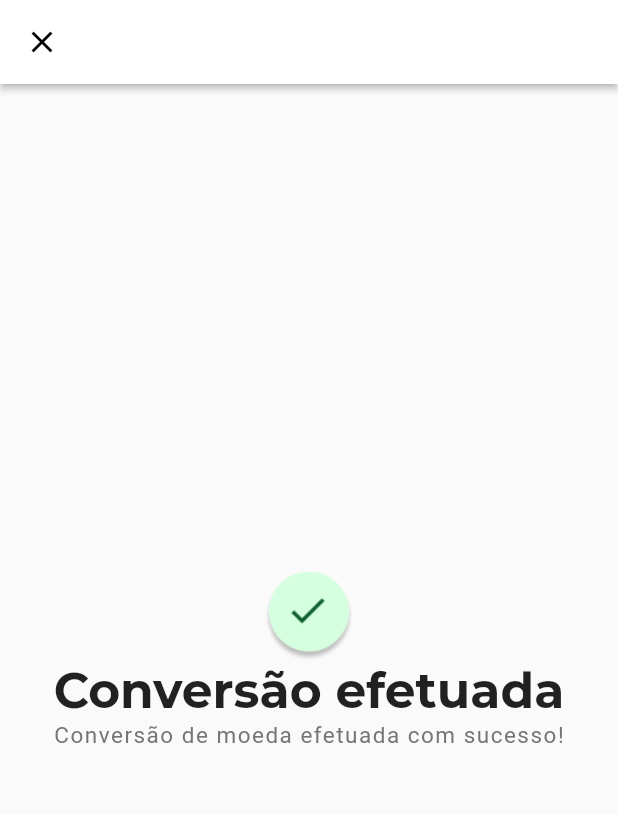
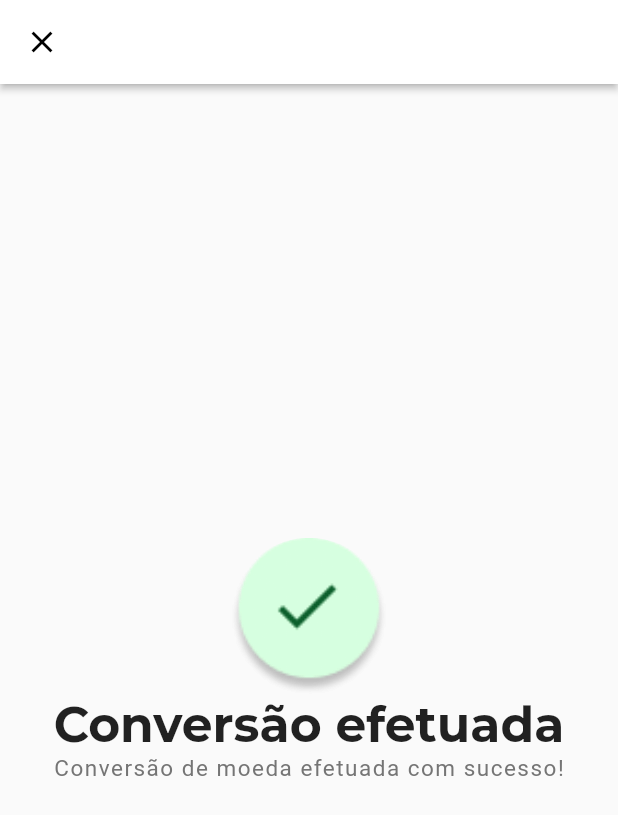
Before and after one commit to guilhermemaiawarren/cryptos_project, a Flutter app: the RevisionPage screen opened directly with empty values, after a tap on "Concluir", on a phone screen of 412 x 824 dp. Shown: the top 815 px of the screen. Run offline on Flutter 3.47's test engine with Material 2 defaults, Android fonts, the phone set to English and light mode, and no system bars; drawn by our look-alikes of auto_size_text; our stand-ins replace decimal, dio, fl_chart, hooks_riverpod, loading_animation_widget; network calls fail.

Commit message:
feat: changing animation

```diff
--- a/lib/details/widgets/change_day_button.dart
+++ b/lib/details/widgets/change_day_button.dart
@@ -15,7 +15,7 @@ class ChangeDayButton extends HookConsumerWidget {
   Widget build(BuildContext context, WidgetRef ref) {
     var graphDays = ref.watch(daysProvider.state).state;
 
-    return InkWell(
+    return GestureDetector(
       onTap: () async {
         ref.read(daysProvider.state).state = days;
       },
@@ -30,11 +30,8 @@ class ChangeDayButton extends HookConsumerWidget {
           horizontal: 10,
           vertical: 10,
         ),
-        margin: const EdgeInsets.symmetric(
-          horizontal: 5,
-        ),
         child: Text(
-          days == 1 ? '24H' : '${days}D',
+          '${days}D',
           style: TextStyle(
             color: graphDays == days ? Colors.black : Colors.grey.shade500,
             letterSpacing: 0.5,
--- a/lib/details/widgets/graph_details.dart
+++ b/lib/details/widgets/graph_details.dart
@@ -23,7 +23,7 @@ class _$GraphDetailsState extends ConsumerState<GraphDetails> {
     return Padding(
       padding: const EdgeInsets.symmetric(horizontal: 30, vertical: 20),
       child: AspectRatio(
-        aspectRatio: 1.7,
+        aspectRatio: 16/5,
         child: LineChart(
           LineChartData(
             lineTouchData: LineTouchData(
--- a/lib/revision/revision_page.dart
+++ b/lib/review/review_page.dart
@@ -5,7 +5,6 @@ import 'package:projeto_criptos/shared/templates/app_assets.dart';
 import 'package:projeto_criptos/shared/templates/model_app_bar.dart';
 import 'package:projeto_criptos/shared/templates/warren_button.dart';
 
-import 'confirmed_conversion_page.dart';
 
 class RevisionPage extends StatelessWidget {
   const RevisionPage({
@@ -73,23 +72,9 @@ class RevisionPage extends StatelessWidget {
                   Expanded(
                     child: WarrenButton(
                       onPressed: () {
-                        Navigator.pushReplacement(
+                        Navigator.pushReplacementNamed(
                           context,
-                          PageRouteBuilder(
-                            transitionDuration: const Duration(milliseconds: 250),
-                            transitionsBuilder:
-                                (context, animation, secondaryAnimation, child) {
-                              animation = ProxyAnimation(animation);
-                              return ScaleTransition(
-                                scale: animation,
-                                alignment: Alignment.center,
-                                child: child,
-                              );
-                            },
-                            pageBuilder: (context, animation, animation2) {
-                              return const ConfirmedConversionPage();
-                            },
-                          ),
+                          '/success'
                         );
                       },
                       text: 'Concluir',
--- a/lib/revision/confirmed_conversion_page.dart
+++ b/lib/review/success_conversion_page.dart
@@ -4,24 +4,37 @@ import 'package:auto_size_text/auto_size_text.dart';
 import 'package:flutter/material.dart';
 import 'package:projeto_criptos/shared/templates/app_assets.dart';
 
-class ConfirmedConversionPage extends StatefulWidget {
-  const ConfirmedConversionPage({Key? key}) : super(key: key);
-
+class SucessConversionPage extends StatefulWidget {
+  const SucessConversionPage({Key? key}) : super(key: key);
+  static const route = '/success';
   @override
-  State<ConfirmedConversionPage> createState() =>
-      _ConfirmedConversionPageState();
+  State<SucessConversionPage> createState() => _SucessConversionPageState();
 }
 
-class _ConfirmedConversionPageState extends State<ConfirmedConversionPage>
+class _SucessConversionPageState extends State<SucessConversionPage>
     with SingleTickerProviderStateMixin {
   late AnimationController _controller;
+  double radius = 30;
+  void animateContainer() {
+    Future.delayed(const Duration(milliseconds: 500), () {
+      setState(() {
+        radius = 75;
+      });
+    });
+    Future.delayed(const Duration(milliseconds: 1000), () {
+      setState(() {
+        radius = 30;
+      });
+    });
+  }
 
   @override
   void initState() {
     super.initState();
+    animateContainer();
     _controller = AnimationController(
       vsync: this,
-      duration: const Duration(seconds: 1),
+      duration: const Duration(milliseconds: 500),
     );
     _controller.forward();
   }
@@ -63,12 +76,16 @@ class _ConfirmedConversionPageState extends State<ConfirmedConversionPage>
                     child: child,
                   );
                 },
-                child: CircleAvatar(
-                  radius: 30,
-                  backgroundColor: Colors.transparent,
-                  backgroundImage: const ImageIcon(
-                    AssetImage('assets/icons/success_button.png'),
-                  ).image,
+                child: AnimatedContainer(
+                  duration: const Duration(seconds: 2),
+                  curve: Curves.easeIn,
+                  child: CircleAvatar(
+                    radius: radius,
+                    backgroundColor: Colors.transparent,
+                    backgroundImage: const ImageIcon(
+                      AssetImage('assets/icons/success_button.png'),
+                    ).image,
+                  ),
                 ),
               ),
               AutoSizeText(
--- a/lib/route_controller.dart
+++ b/lib/route_controller.dart
@@ -1,5 +1,6 @@
 import 'package:flutter/material.dart';
-import 'package:projeto_criptos/revision/revision_page.dart';
+import 'package:projeto_criptos/review/success_conversion_page.dart';
+import 'package:projeto_criptos/review/review_page.dart';
 import 'package:projeto_criptos/shared/utils/arguments/to_revision_arguments.dart';
 import 'conversion/view/conversion_page.dart';
 import 'shared/utils/arguments/to_conversion_arguments.dart';
@@ -58,6 +59,13 @@ class RouteController {
           );
         },
       );
+    } else if (settings.name == SucessConversionPage.route) {
+      return PageRouteBuilder(
+        settings: settings,
+        pageBuilder: (context, animation, secondaryAnimation) {
+          return const SucessConversionPage();
+        },
+      );
     }
     return null;
   }
```
